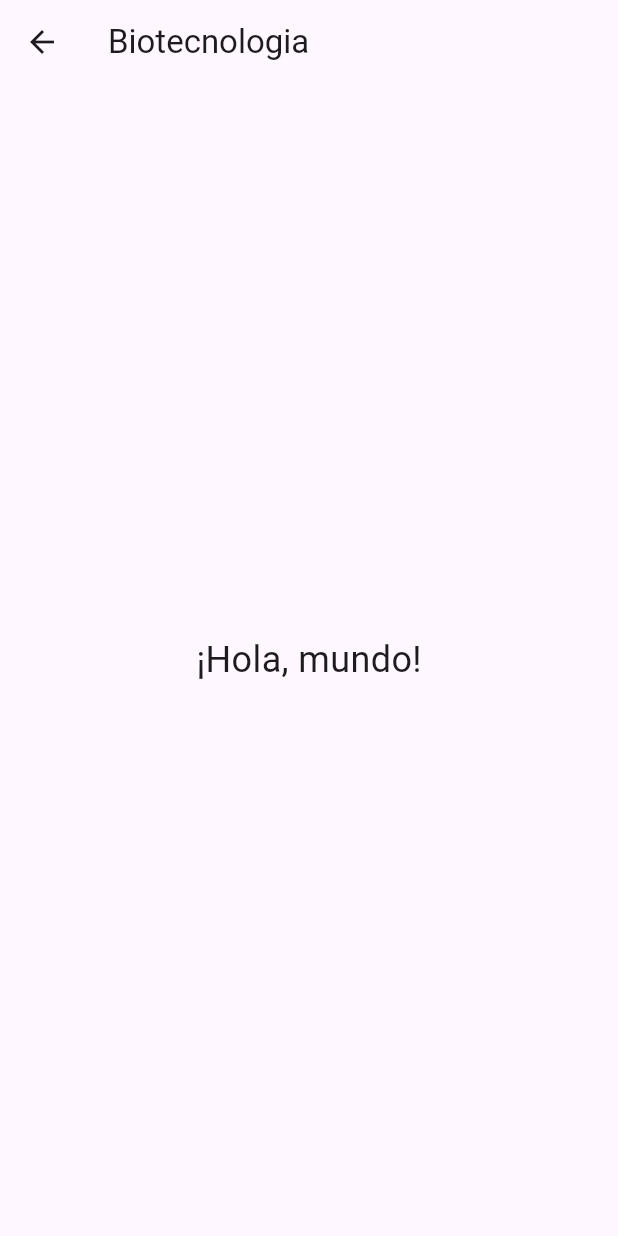
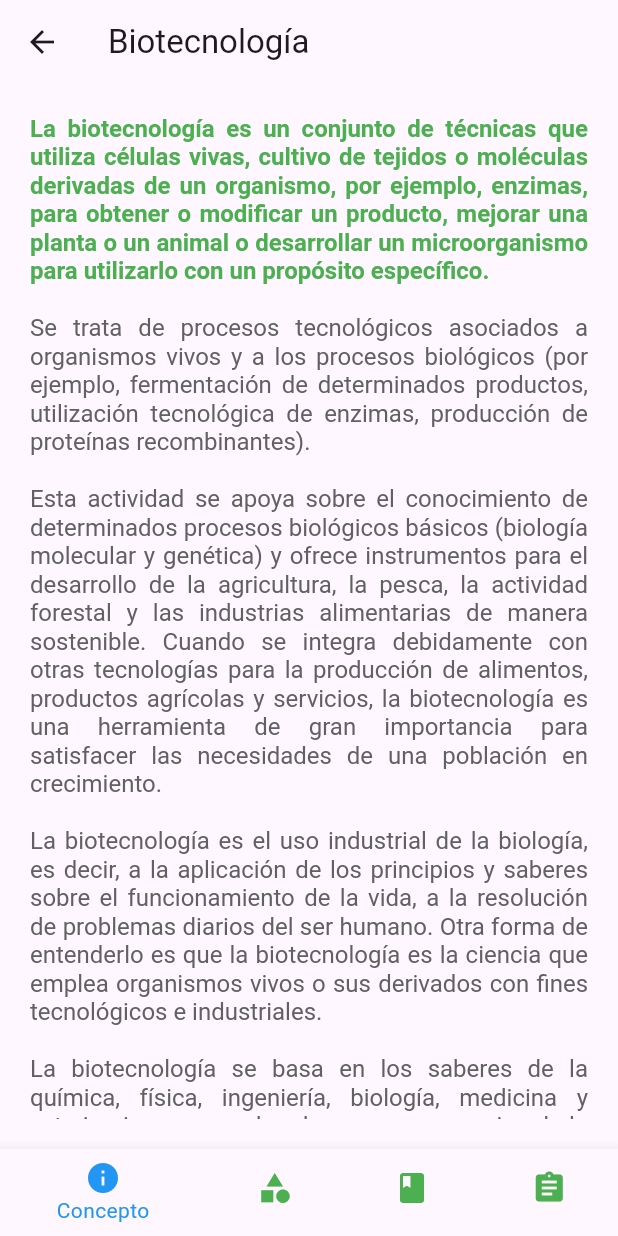
Before and after one commit to Bryan18-Alvarado/quizzApp, a Flutter app: the BiotecnologiaWidget screen opened directly, on a phone screen of 412 x 824 dp. Run offline on Flutter 3.47's test engine with Material 3 defaults, Android fonts, the phone set to English and light mode, and no system bars; our stand-ins replace get, google_fonts.

Commit message:
integrando informacion de biotecnologia

```diff
--- a/flutter_quizz/lib/sciences/biotecnologia.dart
+++ b/flutter_quizz/lib/sciences/biotecnologia.dart
@@ -1,19 +1,158 @@
 import 'package:flutter/material.dart';
 
-// Definición de una clase que representa un widget llamado AnatomiaWidget
-class BiotecnologiaWidget extends StatelessWidget {
+void main() {
+  runApp(MyApp());
+}
+
+class MyApp extends StatelessWidget {
+  @override
+  Widget build(BuildContext context) {
+    return MaterialApp(
+      title: 'Biotecnología',
+      theme: ThemeData(
+        primarySwatch: Colors.blue,
+      ),
+      home: BiotecnologiaWidget(),
+    );
+  }
+}
+
+class BiotecnologiaWidget extends StatefulWidget {
+  @override
+  _BiotecnologiaWidgetState createState() => _BiotecnologiaWidgetState();
+}
+
+class _BiotecnologiaWidgetState extends State<BiotecnologiaWidget> {
+  int _selectedIndex = 0;
+
+  final List<Widget> _pages = [
+    ConceptoWidget(),
+    TiposWidget(),
+    UsosWidget(),
+    QuizzWidget(),
+  ];
+
   @override
   Widget build(BuildContext context) {
     return Scaffold(
       appBar: AppBar(
-        title: Text('Biotecnologia'),
+        title: Text('Biotecnología'),
       ),
-      body: Center(
-        child: Text(
-          '¡Hola, mundo!',
-          style: TextStyle(fontSize: 24.0),
+      body: _pages[_selectedIndex],
+      bottomNavigationBar: BottomNavigationBar(
+        items: const <BottomNavigationBarItem>[
+          BottomNavigationBarItem(
+            icon: Icon(Icons.info),
+            label: 'Concepto',
+          ),
+          BottomNavigationBarItem(
+            icon: Icon(Icons.category),
+            label: 'Tipos',
+          ),
+          BottomNavigationBarItem(
+            icon: Icon(Icons.book),
+            label: 'Usos',
+          ),
+          BottomNavigationBarItem(
+            icon: Icon(Icons.assignment),
+            label: 'Quizes', // Corregido el label del cuarto ítem
+          ),
+        ],
+        currentIndex: _selectedIndex,
+        selectedItemColor: Colors.blue,
+        unselectedItemColor: Colors.green,
+        onTap: _onItemTapped,
+      ),
+    );
+  }
+
+  void _onItemTapped(int index) {
+    setState(() {
+      _selectedIndex = index;
+    });
+  }
+}
+
+class ConceptoWidget extends StatelessWidget {
+  @override
+  Widget build(BuildContext context) {
+    return Center(
+      child: Padding(
+        padding: const EdgeInsets.all(20.0),
+        child: RichText(
+          textAlign: TextAlign.justify,
+          text: TextSpan(
+            style: TextStyle(
+              fontSize: 16.0,
+              color: Colors.black,
+            ),
+            children: [
+              TextSpan(
+                text:
+                    'La biotecnología es un conjunto de técnicas que utiliza células vivas, cultivo de tejidos o moléculas derivadas de un organismo, por ejemplo, enzimas, para obtener o modificar un producto, mejorar una planta o un animal o desarrollar un microorganismo para utilizarlo con un propósito específico.\n\n',
+                style:
+                    TextStyle(fontWeight: FontWeight.bold, color: Colors.green),
+              ),
+              TextSpan(
+                text:
+                    'Se trata de procesos tecnológicos asociados a organismos vivos y a los procesos biológicos (por ejemplo, fermentación de determinados productos, utilización tecnológica de enzimas, producción de proteínas recombinantes).\n\n',
+                style: TextStyle(color: Colors.grey[700]),
+              ),
+              TextSpan(
+                text:
+                    'Esta actividad se apoya sobre el conocimiento de determinados procesos biológicos básicos (biología molecular y genética) y ofrece instrumentos para el desarrollo de la agricultura, la pesca, la actividad forestal y las industrias alimentarias de manera sostenible. Cuando se integra debidamente con otras tecnologías para la producción de alimentos, productos agrícolas y servicios, la biotecnología es una herramienta de gran importancia para satisfacer las necesidades de una población en crecimiento.\n\n',
+                style: TextStyle(color: Colors.grey[700]),
+              ),
+              TextSpan(
+                text:
+                    'La biotecnología es el uso industrial de la biología, es decir, a la aplicación de los principios y saberes sobre el funcionamiento de la vida, a la resolución de problemas diarios del ser humano. Otra forma de entenderlo es que la biotecnología es la ciencia que emplea organismos vivos o sus derivados con fines tecnológicos e industriales.\n\n',
+                style: TextStyle(color: Colors.grey[700]),
+              ),
+              TextSpan(
+                text:
+                    'La biotecnología se basa en los saberes de la química, física, ingeniería, biología, medicina y veterinaria, para emplear los procesos propios de la vida como una herramienta transformadora, aplicada a compuestos y materiales orgánicos e inorgánicos. Ello no siempre implica la modificación genética, de modo que ambos campos no deben confundirse.\n\n',
+                style: TextStyle(color: Colors.grey[700]),
+              ),
+            ],
+          ),
         ),
       ),
     );
   }
 }
+
+class TiposWidget extends StatelessWidget {
+  @override
+  Widget build(BuildContext context) {
+    return Center(
+      child: Text(
+        'Tipos de Biotecnología',
+        style: TextStyle(fontSize: 24.0),
+      ),
+    );
+  }
+}
+
+class UsosWidget extends StatelessWidget {
+  @override
+  Widget build(BuildContext context) {
+    return Center(
+      child: Text(
+        'Usos de la Biotecnología',
+        style: TextStyle(fontSize: 24.0),
+      ),
+    );
+  }
+}
+
+class QuizzWidget extends StatelessWidget {
+  @override
+  Widget build(BuildContext context) {
+    return Center(
+      child: Text(
+        'Quizes de Biotecnología',
+        style: TextStyle(fontSize: 24.0),
+      ),
+    );
+  }
+}
```
